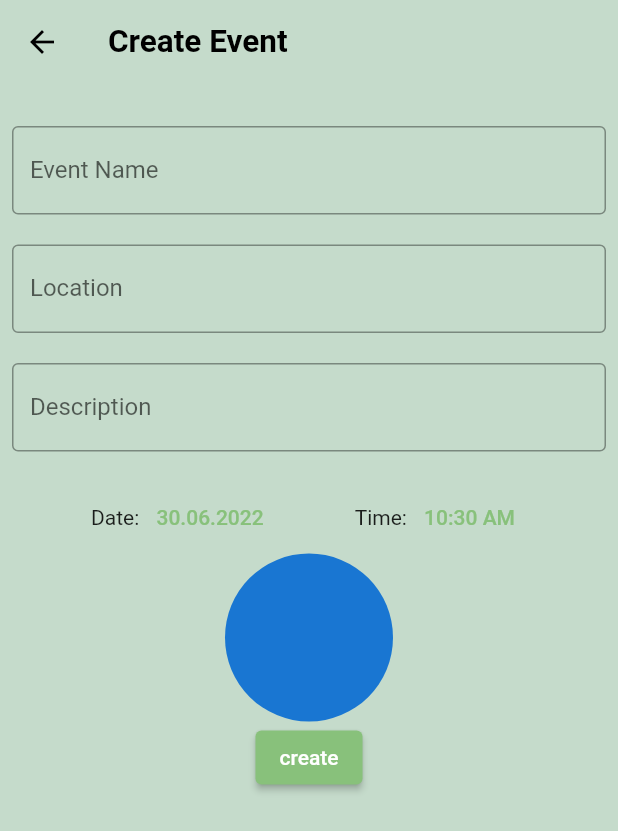
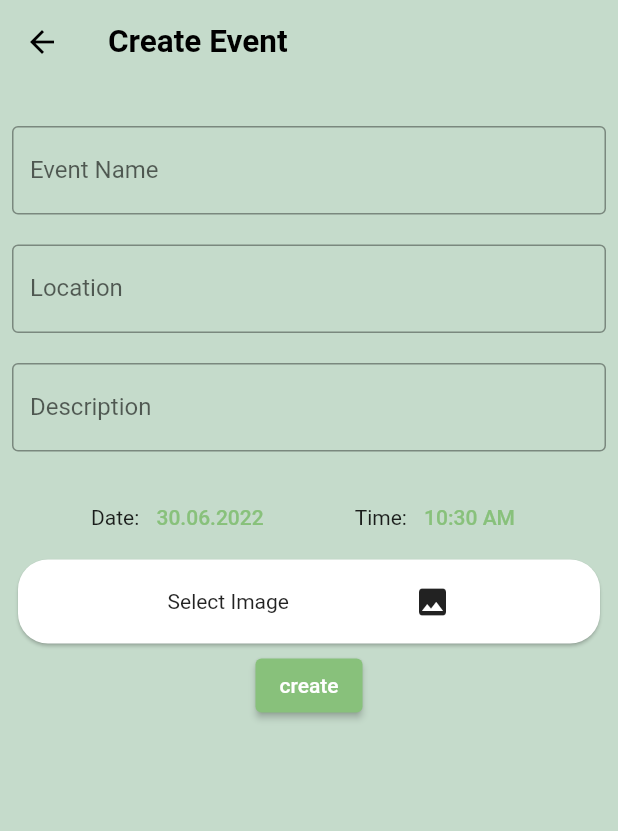
Before and after one commit to OlyNet/olydorfapp, a Flutter app: the CreateEventView screen opened directly, on a phone screen of 412 x 824 dp. Shown: the top 831 px of the screen. Run offline on Flutter 3.47's test engine with Material 2 defaults, Android fonts, the phone set to English and light mode, and no system bars; our stand-ins replace appwrite, flutter_chat_types, flutter_chat_ui, flutter_map, flutter_speed_dial, hooks_riverpod and 4 more; accounts and stored records are empty; network calls fail.

Commit message:
improve image picker style

```diff
--- a/lib/views/events/create_event_view.dart
+++ b/lib/views/events/create_event_view.dart
@@ -142,14 +142,26 @@ class _CreateEventViewState extends ConsumerState<CreateEventView> {
                   borderRadius: BorderRadius.circular(50),
                   enableFeedback: true,
                   onTap: () => pickImage(_picker),
-                  child: CircleAvatar(
-                      radius: 56,
-                      child: CircleAvatar(
-                        radius: 52,
-                        backgroundImage: _image == null
-                            ? null
-                            : FileImage(File(_image!.path)),
-                      ))),
+                  child: Card(
+                      clipBehavior: Clip.antiAlias,
+                      shape: RoundedRectangleBorder(
+                        borderRadius: BorderRadius.circular(20),
+                      ),
+                      child: _image == null
+                          ? Padding(
+                              padding: const EdgeInsets.all(16.0),
+                              child: Row(
+                                mainAxisAlignment:
+                                    MainAxisAlignment.spaceEvenly,
+                                children: const [
+                                  Text("Select Image"),
+                                  Icon(Icons.image),
+                                ],
+                              ),
+                            )
+                          : Image(
+                              image: FileImage(File(_image!.path)),
+                            ))),
               ElevatedButton(
                   onPressed: () async {
                     if (!_formKey.currentState!.validate()) {
```
